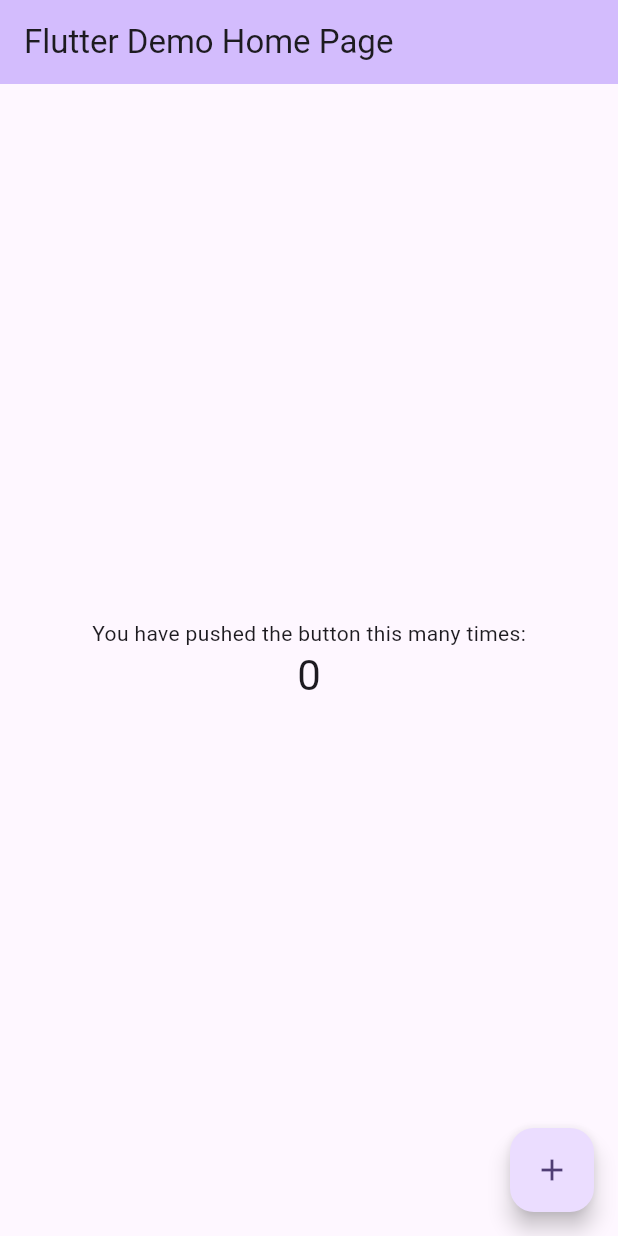
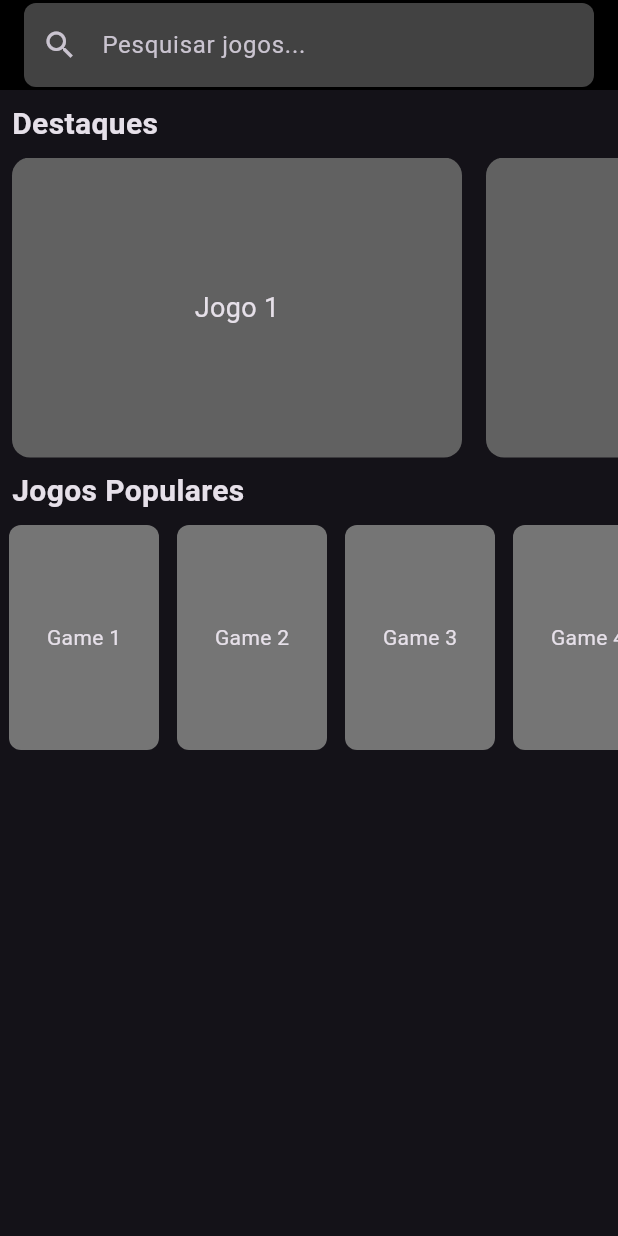
Before and after one commit to Diego-Axel/catalogodejogos, a Flutter app: the screen it shows after launch, on a phone screen of 412 x 824 dp. Run offline on Flutter 3.47's test engine with Material 3 defaults, Android fonts, the light colour scheme and no system bars.

Commit message:
criando a tela principal

```diff
--- a/lib/main.dart
+++ b/lib/main.dart
@@ -1,122 +1,95 @@
 import 'package:flutter/material.dart';
 
 void main() {
-  runApp(const MyApp());
+  runApp(MyApp());
 }
 
 class MyApp extends StatelessWidget {
-  const MyApp({super.key});
-
-  // This widget is the root of your application.
   @override
   Widget build(BuildContext context) {
     return MaterialApp(
-      title: 'Flutter Demo',
-      theme: ThemeData(
-        // This is the theme of your application.
-        //
-        // TRY THIS: Try running your application with "flutter run". You'll see
-        // the application has a purple toolbar. Then, without quitting the app,
-        // try changing the seedColor in the colorScheme below to Colors.green
-        // and then invoke "hot reload" (save your changes or press the "hot
-        // reload" button in a Flutter-supported IDE, or press "r" if you used
-        // the command line to start the app).
-        //
-        // Notice that the counter didn't reset back to zero; the application
-        // state is not lost during the reload. To reset the state, use hot
-        // restart instead.
-        //
-        // This works for code too, not just values: Most code changes can be
-        // tested with just a hot reload.
-        colorScheme: ColorScheme.fromSeed(seedColor: Colors.deepPurple),
-      ),
-      home: const MyHomePage(title: 'Flutter Demo Home Page'),
+      title: 'Catálogo de Jogos',
+      theme: ThemeData.dark(),
+      home: HomePage(),
+      debugShowCheckedModeBanner: false,
     );
   }
 }
 
-class MyHomePage extends StatefulWidget {
-  const MyHomePage({super.key, required this.title});
-
-  // This widget is the home page of your application. It is stateful, meaning
-  // that it has a State object (defined below) that contains fields that affect
-  // how it looks.
-
-  // This class is the configuration for the state. It holds the values (in this
-  // case the title) provided by the parent (in this case the App widget) and
-  // used by the build method of the State. Fields in a Widget subclass are
-  // always marked "final".
-
-  final String title;
-
-  @override
-  State<MyHomePage> createState() => _MyHomePageState();
-}
-
-class _MyHomePageState extends State<MyHomePage> {
-  int _counter = 0;
-
-  void _incrementCounter() {
-    setState(() {
-      // This call to setState tells the Flutter framework that something has
-      // changed in this State, which causes it to rerun the build method below
-      // so that the display can reflect the updated values. If we changed
-      // _counter without calling setState(), then the build method would not be
-      // called again, and so nothing would appear to happen.
-      _counter++;
-    });
-  }
-
+class HomePage extends StatelessWidget {
   @override
   Widget build(BuildContext context) {
-    // This method is rerun every time setState is called, for instance as done
-    // by the _incrementCounter method above.
-    //
-    // The Flutter framework has been optimized to make rerunning build methods
-    // fast, so that you can just rebuild anything that needs updating rather
-    // than having to individually change instances of widgets.
     return Scaffold(
       appBar: AppBar(
-        // TRY THIS: Try changing the color here to a specific color (to
-        // Colors.amber, perhaps?) and trigger a hot reload to see the AppBar
-        // change color while the other colors stay the same.
-        backgroundColor: Theme.of(context).colorScheme.inversePrimary,
-        // Here we take the value from the MyHomePage object that was created by
-        // the App.build method, and use it to set our appbar title.
-        title: Text(widget.title),
+        title: TextField(
+          decoration: InputDecoration(
+            hintText: 'Pesquisar jogos...',
+            prefixIcon: Icon(Icons.search),
+            filled: true,
+            fillColor: Colors.grey[800],
+            border: OutlineInputBorder(
+              borderRadius: BorderRadius.circular(8),
+              borderSide: BorderSide.none,
+            ),
+          ),
+        ),
+        toolbarHeight: 60,
+        backgroundColor: Colors.black,
       ),
-      body: Center(
-        // Center is a layout widget. It takes a single child and positions it
-        // in the middle of the parent.
+      body: SingleChildScrollView(
         child: Column(
-          // Column is also a layout widget. It takes a list of children and
-          // arranges them vertically. By default, it sizes itself to fit its
-          // children horizontally, and tries to be as tall as its parent.
-          //
-          // Column has various properties to control how it sizes itself and
-          // how it positions its children. Here we use mainAxisAlignment to
-          // center the children vertically; the main axis here is the vertical
-          // axis because Columns are vertical (the cross axis would be
-          // horizontal).
-          //
-          // TRY THIS: Invoke "debug painting" (choose the "Toggle Debug Paint"
-          // action in the IDE, or press "p" in the console), to see the
-          // wireframe for each widget.
-          mainAxisAlignment: MainAxisAlignment.center,
-          children: <Widget>[
-            const Text('You have pushed the button this many times:'),
-            Text(
-              '$_counter',
-              style: Theme.of(context).textTheme.headlineMedium,
+          crossAxisAlignment: CrossAxisAlignment.start,
+          children: [
+            // Seção Destaques (carrossel horizontal)
+            Padding(
+              padding: const EdgeInsets.all(8.0),
+              child: Text('Destaques', style: TextStyle(fontSize: 20, fontWeight: FontWeight.bold)),
+            ),
+            SizedBox(
+              height: 200,
+              child: ListView.builder(
+                scrollDirection: Axis.horizontal,
+                itemCount: 5,
+                itemBuilder: (context, index) {
+                  return Container(
+                    width: 300,
+                    margin: EdgeInsets.symmetric(horizontal: 8),
+                    decoration: BoxDecoration(
+                      color: Colors.grey[700],
+                      borderRadius: BorderRadius.circular(12),
+                    ),
+                    child: Center(child: Text('Jogo ${index + 1}', style: TextStyle(fontSize: 18))),
+                  );
+                },
+              ),
+            ),
+
+            // Seção Jogos Populares
+            Padding(
+              padding: const EdgeInsets.all(8.0),
+              child: Text('Jogos Populares', style: TextStyle(fontSize: 20, fontWeight: FontWeight.bold)),
+            ),
+            SizedBox(
+              height: 150,
+              child: ListView.builder(
+                scrollDirection: Axis.horizontal,
+                itemCount: 10,
+                itemBuilder: (context, index) {
+                  return Container(
+                    width: 100,
+                    margin: EdgeInsets.symmetric(horizontal: 6),
+                    decoration: BoxDecoration(
+                      color: Colors.grey[600],
+                      borderRadius: BorderRadius.circular(8),
+                    ),
+                    child: Center(child: Text('Game ${index + 1}')),
+                  );
+                },
+              ),
             ),
           ],
         ),
       ),
-      floatingActionButton: FloatingActionButton(
-        onPressed: _incrementCounter,
-        tooltip: 'Increment',
-        child: const Icon(Icons.add),
-      ), // This trailing comma makes auto-formatting nicer for build methods.
     );
   }
 }
```
